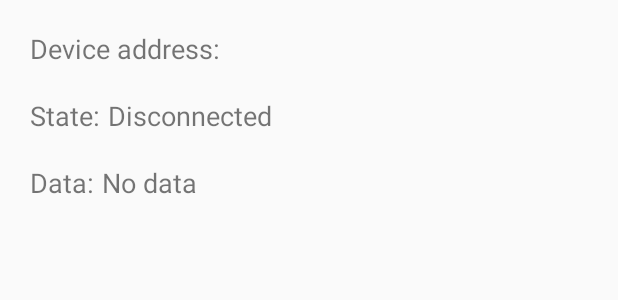
After one commit to Zaledzl/Taekwondop, an Android app: the layout test.xml on its own in the app's theme, with its tools: preview values and no code run, on a phone screen of 412 x 824 dp. The commit adds this screen. Shown: the top 300 px of the screen. Run offline under Robolectric (Android 15) with nearby library versions, the phone set to English and light mode, and no system bars.

```diff
--- a/app/build.gradle
+++ b/app/build.gradle
@@ -1,13 +1,13 @@
 apply plugin: 'com.android.application'
 
 android {
-    compileSdkVersion 29
-    buildToolsVersion "29.0.3"
+    compileSdkVersion 28
+    buildToolsVersion '28.0.2'
 
     defaultConfig {
         applicationId "com.example.taekwondop"
         minSdkVersion 18
-        targetSdkVersion 29
+        targetSdkVersion 28
         versionCode 1
         versionName "1.0"
 
--- a/app/src/main/java/com/example/taekwondop/BLE/BluetoothLeService.java
+++ b/app/src/main/java/com/example/taekwondop/BLE/BluetoothLeService.java
@@ -60,7 +60,7 @@ public class BluetoothLeService extends Service {
     private BluetoothAdapter mBluetoothAdapter;
     private String mBluetoothDeviceAddress;
     private BluetoothGatt mBluetoothGatt;
-    //ble characteristic
+    //ble characteristic    Represents a Bluetooth GATT Characteristic
     private BluetoothGattCharacteristic mNotifyCharacteristic;
     private BluetoothGattCharacteristic mWriteCharacteristic;
 
--- a/app/src/main/java/com/example/taekwondop/MainActivity.java
+++ b/app/src/main/java/com/example/taekwondop/MainActivity.java
@@ -9,6 +9,7 @@ import android.view.View;
 import android.widget.Button;
 
 import com.example.taekwondop.BLE.DeviceScanActivity;
+//import com.example.taekwondop.BLE.DeviceScanActivity;
 
 public class MainActivity extends AppCompatActivity {
 
--- /dev/null
+++ b/app/src/main/res/layout/test.xml
@@ -0,0 +1,71 @@
+<?xml version="1.0" encoding="utf-8"?>
+<!-- Copyright (C) 2013 The Android Open Source Project
+
+     Licensed under the Apache License, Version 2.0 (the "License");
+     you may not use this file except in compliance with the License.
+     You may obtain a copy of the License at
+
+          http://www.apache.org/licenses/LICENSE-2.0
+
+     Unless required by applicable law or agreed to in writing, software
+     distributed under the License is distributed on an "AS IS" BASIS,
+     WITHOUT WARRANTIES OR CONDITIONS OF ANY KIND, either express or implied.
+     See the License for the specific language governing permissions and
+     limitations under the License.
+-->
+<LinearLayout xmlns:android="http://schemas.android.com/apk/res/android"
+        android:orientation="vertical"
+        android:layout_width="match_parent"
+        android:layout_height="wrap_content"
+        android:layout_margin="10dp">
+    <LinearLayout android:orientation="horizontal"
+                  android:layout_width="match_parent"
+                  android:layout_height="wrap_content"
+                  android:layout_margin="10dp">
+        <TextView android:layout_width="wrap_content"
+                  android:layout_height="wrap_content"
+                  android:text="@string/label_device_address"
+                  android:textSize="18sp"/>
+        <Space android:layout_width="5dp"
+               android:layout_height="wrap_content"/>
+        <TextView android:id="@+id/device_address"
+                android:layout_width="match_parent"
+                android:layout_height="wrap_content"
+                android:textSize="18sp"/>
+    </LinearLayout>
+    <LinearLayout android:orientation="horizontal"
+                  android:layout_width="match_parent"
+                  android:layout_height="wrap_content"
+                  android:layout_margin="10dp">
+        <TextView android:layout_width="wrap_content"
+                  android:layout_height="wrap_content"
+                  android:text="@string/label_state"
+                  android:textSize="18sp"/>
+        <Space android:layout_width="5dp"
+               android:layout_height="wrap_content"/>
+        <TextView android:id="@+id/connection_state"
+                  android:layout_width="match_parent"
+                  android:layout_height="wrap_content"
+                  android:text="@string/disconnected"
+                  android:textSize="18sp"/>
+    </LinearLayout>
+    <LinearLayout android:orientation="horizontal"
+                  android:layout_width="match_parent"
+                  android:layout_height="wrap_content"
+                  android:layout_margin="10dp">
+        <TextView android:layout_width="wrap_content"
+                  android:layout_height="wrap_content"
+                  android:text="@string/label_data"
+                  android:textSize="18sp"/>
+        <Space android:layout_width="5dp"
+               android:layout_height="wrap_content"/>
+        <TextView android:id="@+id/data_value"
+                  android:layout_width="match_parent"
+                  android:layout_height="wrap_content"
+                  android:text="@string/no_data"
+                  android:textSize="18sp"/>
+    </LinearLayout>
+    <ExpandableListView android:id="@+id/gatt_services_list"
+            android:layout_width="match_parent"
+            android:layout_height="wrap_content"/>
+</LinearLayout>
```
Also changed, not shown: app/src/main/AndroidManifest.xml (+34 -13 lines), app/src/main/java/com/example/taekwondop/BLE/DeviceScanActivity.java (+19 -8 lines), app/src/main/java/com/example/taekwondop/FightActivity.java (+123 -10 lines), app/src/main/java/com/example/taekwondop/util/InfoCenter.java (+19 -4 lines), app/src/main/res/layout/gatt_services.xml (added, +31 -0 lines), app/src/main/res/layout/main.xml (added, +31 -0 lines).
